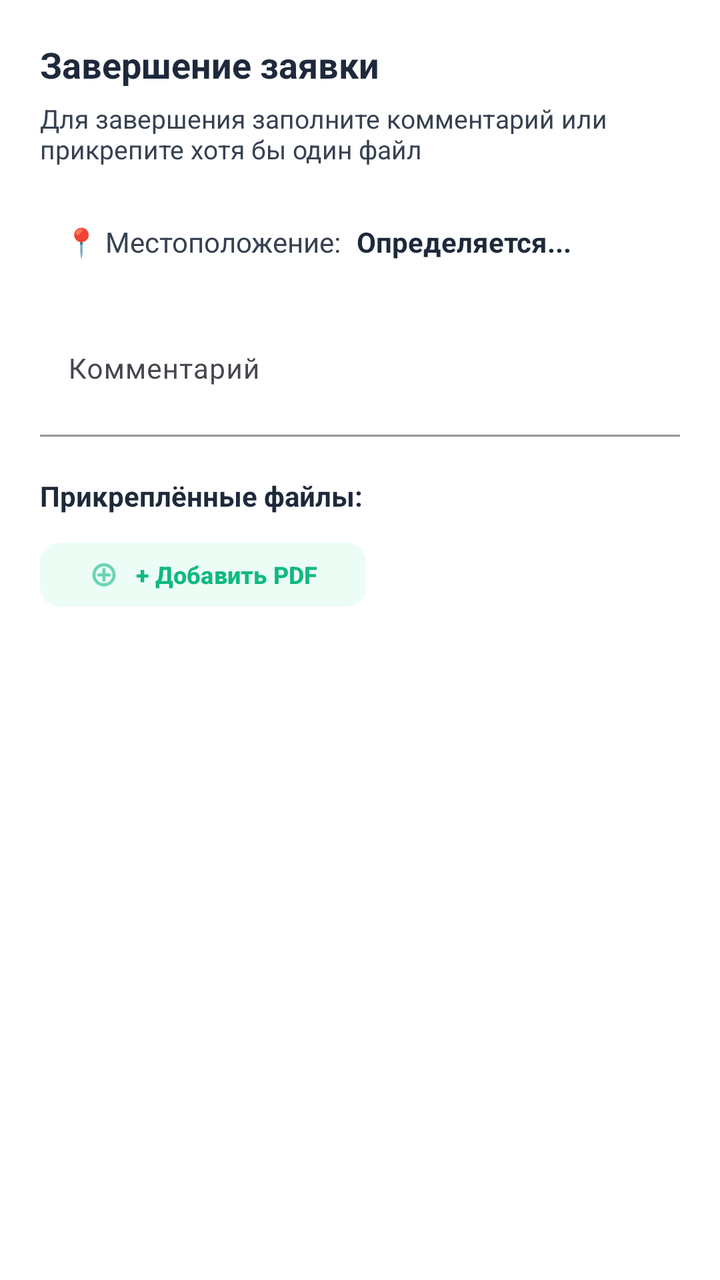
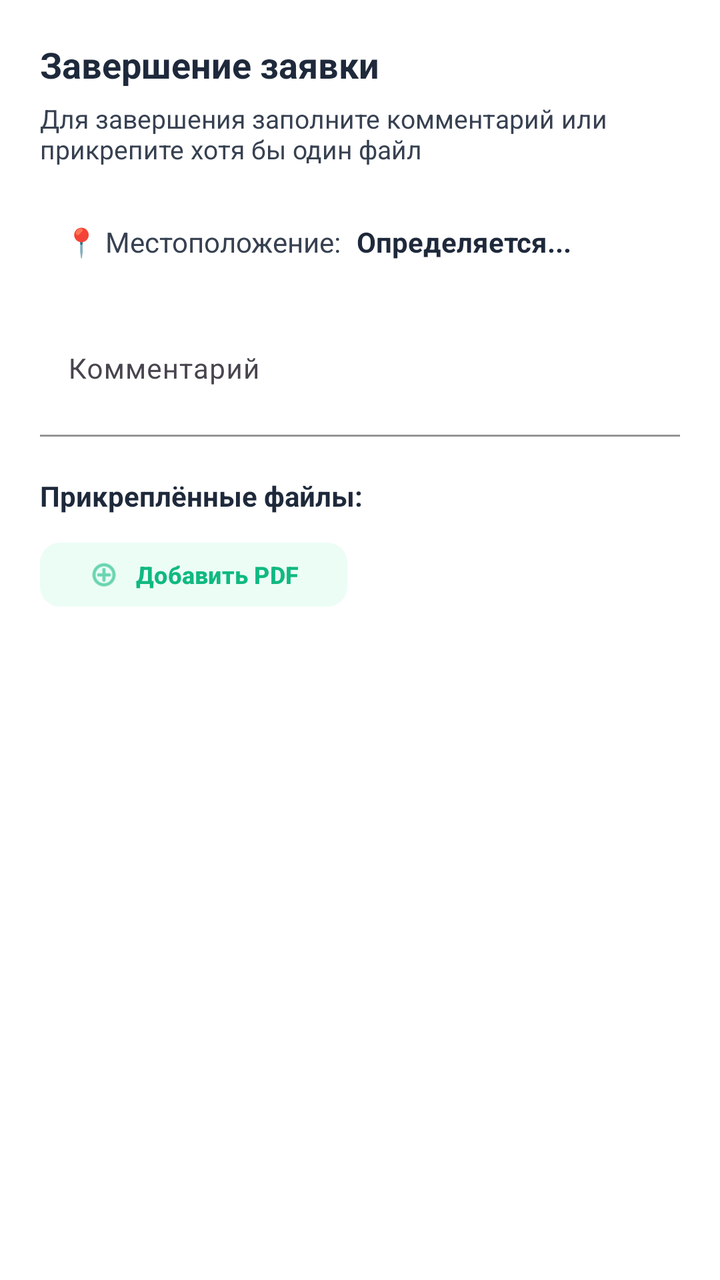

Screens rendered from an Android XML layout before and after an edit, with the pre-edit source and the edit as a unified diff.
<!-- AndroidManifest.xml: application theme Theme.MrCWarehouse -->
<!-- res/layout/dialog_task_close.xml -->
<?xml version="1.0" encoding="utf-8"?>
<LinearLayout xmlns:android="http://schemas.android.com/apk/res/android"
    xmlns:app="http://schemas.android.com/apk/res-auto"
    android:layout_width="match_parent"
    android:layout_height="wrap_content"
    android:orientation="vertical"
    android:background="@color/bg_card"
    android:padding="20dp">

    <TextView
        android:id="@+id/tvDialogTitle"
        android:layout_width="match_parent"
        android:layout_height="wrap_content"
        android:text="Завершение заявки"
        android:textColor="@color/text_primary"
        android:textSize="18sp"
        android:textStyle="bold" />

    <TextView
        android:layout_width="match_parent"
        android:layout_height="wrap_content"
        android:layout_marginTop="6dp"
        android:text="Для завершения заполните комментарий или прикрепите хотя бы один файл"
        android:textColor="@color/text_secondary"
        android:textSize="13sp" />

    
    <LinearLayout
        android:layout_width="match_parent"
        android:layout_height="wrap_content"
        android:layout_marginTop="16dp"
        android:orientation="horizontal"
        android:background="@color/bg_input"
        android:padding="12dp"
        android:gravity="center_vertical">

        <TextView
            android:layout_width="wrap_content"
            android:layout_height="wrap_content"
            android:text="📍 Местоположение:"
            android:textColor="@color/text_secondary"
            android:textSize="14sp" />

        <TextView
            android:id="@+id/tvLocationStatus"
            android:layout_width="wrap_content"
            android:layout_height="wrap_content"
            android:layout_marginStart="8dp"
            android:text="Определяется..."
            android:textColor="@color/text_primary"
            android:textSize="14sp"
            android:textStyle="bold" />
    </LinearLayout>

    
    <com.google.android.material.textfield.TextInputLayout
        android:id="@+id/commentLayout"
        android:layout_width="match_parent"
        android:layout_height="wrap_content"
        android:layout_marginTop="20dp"
        android:hint="Комментарий"
        app:boxBackgroundColor="@color/bg_input"
        app:boxBackgroundMode="filled"
        app:boxCornerRadiusBottomEnd="12dp"
        app:boxCornerRadiusBottomStart="12dp"
        app:boxCornerRadiusTopEnd="12dp"
        app:boxCornerRadiusTopStart="12dp"
        app:boxStrokeColor="@color/input_stroke"
        app:hintTextColor="@color/text_hint">

        <com.google.android.material.textfield.TextInputEditText
            android:id="@+id/etComment"
            android:layout_width="match_parent"
            android:layout_height="56dp"
            android:gravity="top|start"
            android:inputType="textMultiLine"
            android:maxLines="6"
            android:minLines="3"
            android:padding="14dp"
            android:textColor="@color/text_primary"
            android:textSize="14sp" />

    </com.google.android.material.textfield.TextInputLayout>

    
    <TextView
        android:layout_width="match_parent"
        android:layout_height="wrap_content"
        android:layout_marginTop="20dp"
        android:text="Прикреплённые файлы:"
        android:textColor="@color/text_primary"
        android:textSize="14sp"
        android:textStyle="bold" />

    
    <com.google.android.material.button.MaterialButton
        android:id="@+id/btnAddFile"
        android:layout_width="wrap_content"
        android:layout_height="40dp"
        android:layout_marginTop="10dp"
        android:text="+ Добавить PDF"
        android:textAllCaps="false"
        android:textColor="@color/primary"
        android:textSize="12sp"
        android:textStyle="bold"
        app:backgroundTint="@color/primary_surface"
        app:cornerRadius="10dp"
        app:icon="@android:drawable/ic_menu_add"
        app:iconGravity="textStart"
        app:iconSize="16dp"
        app:iconTint="@color/primary" />

    
    <LinearLayout
        android:id="@+id/filesContainer"
        android:layout_width="match_parent"
        android:layout_height="wrap_content"
        android:layout_marginTop="10dp"
        android:orientation="vertical" />

    
    <TextView
        android:id="@+id/tvValidationError"
        android:layout_width="match_parent"
        android:layout_height="wrap_content"
        android:layout_marginTop="12dp"
        android:text="Необходимо добавить комментарий или прикрепить хотя бы один файл"
        android:textColor="@color/status_error"
        android:textSize="12sp"
        android:visibility="gone" />

</LinearLayout>
<!-- resources referenced by this layout -->
<resources>
  <color name="bg_card">#FFFFFF</color>
  <color name="bg_input">#FFFFFF</color>
  <color name="input_stroke">#9CA3AF</color>
  <color name="primary">#10B981</color>
  <color name="primary_surface">#ECFDF5</color>
  <color name="status_error">#EF4444</color>
  <color name="text_hint">#4B5563</color>
  <color name="text_primary">#1E293B</color>
  <color name="text_secondary">#374151</color>
  <style name="Theme.MrCWarehouse" parent="Theme.Material3.DayNight.NoActionBar">
          <item name="colorPrimary">@color/primary</item>
          <item name="colorPrimaryDark">@color/primary_dark</item>
          <item name="colorAccent">@color/primary</item>
          <item name="colorOnPrimary">@color/text_on_primary</item>
          <item name="colorSecondary">@color/secondary</item>
          <item name="colorOnSecondary">@color/white</item>
          <item name="colorSurface">@color/bg_card</item>
          <item name="colorOnSurface">@color/text_primary</item>
          <item name="android:statusBarColor">@color/primary_dark</item>
          <item name="android:navigationBarColor">@color/bg_nav</item>
          <item name="android:windowBackground">@color/bg_main</item>
          <item name="materialCardViewStyle">@style/CardView.Solid</item>
      </style>
  <color name="primary_dark">#059669</color>
  <color name="text_on_primary">#FFFFFF</color>
  <color name="secondary">#059669</color>
  <color name="white">#FFFFFF</color>
  <color name="bg_nav">#FFFFFF</color>
  <color name="bg_main">#F5F7FA</color>
  <style name="CardView.Solid" parent="Widget.Material3.CardView.Filled">
          <item name="cardElevation">2dp</item>
          <item name="cardCornerRadius">16dp</item>
          <item name="cardBackgroundColor">@color/bg_card</item>
          <item name="strokeColor">@android:color/transparent</item>
          <item name="strokeWidth">0dp</item>
      </style>
</resources>

<!-- the commit's change to res/layout/dialog_task_close.xml (unified diff, before → after) -->
@@ -98,7 +98,7 @@
         android:layout_width="wrap_content"
         android:layout_height="40dp"
         android:layout_marginTop="10dp"
-        android:text="+ Добавить PDF"
+        android:text="Добавить PDF"
         android:textAllCaps="false"
         android:textColor="@color/primary"
         android:textSize="12sp"
<!-- resource entries referenced after the edit -->
@@ -19,7 +19,7 @@
           <item name="colorSurface">@color/bg_card</item>
           <item name="colorOnSurface">@color/text_primary</item>
           <item name="android:statusBarColor">@color/primary_dark</item>
-          <item name="android:navigationBarColor">@color/bg_nav</item>
+          <item name="android:navigationBarColor">@color/primary</item>
           <item name="android:windowBackground">@color/bg_main</item>
           <item name="materialCardViewStyle">@style/CardView.Solid</item>
       </style>
@@ -27,7 +27,6 @@
   <color name="text_on_primary">#FFFFFF</color>
   <color name="secondary">#059669</color>
   <color name="white">#FFFFFF</color>
-  <color name="bg_nav">#FFFFFF</color>
   <color name="bg_main">#F5F7FA</color>
   <style name="CardView.Solid" parent="Widget.Material3.CardView.Filled">
           <item name="cardElevation">2dp</item>
